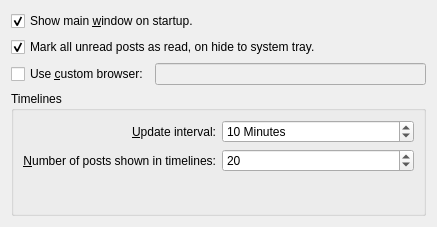
First picture: the form in choqok/config/behavior/behaviorconfig_general.ui, repository KDE/choqok, before the edit.
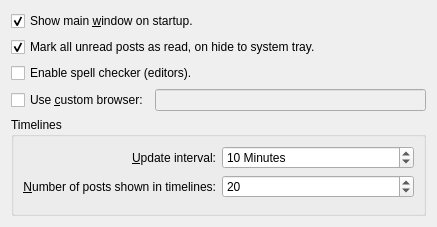
Second picture: the form after the edit. Custom widgets are drawn as their Qt base class.

Commit message: FEATURE:200215 : Added option to turn on spell checker by default. GUI

```diff
--- a/choqok/config/behavior/behaviorconfig_general.ui
+++ b/choqok/config/behavior/behaviorconfig_general.ui
@@ -34,6 +34,13 @@
      </property>
     </widget>
    </item>
+   <item>
+    <widget class="QCheckBox" name="kcfg_enableSpellChecker">
+     <property name="text">
+      <string>Enable spell checker (editors).</string>
+     </property>
+    </widget>
+   </item>
    <item>
     <layout class="QHBoxLayout" name="horizontalLayout">
      <item>
```
The commit also changes 3 other files.
